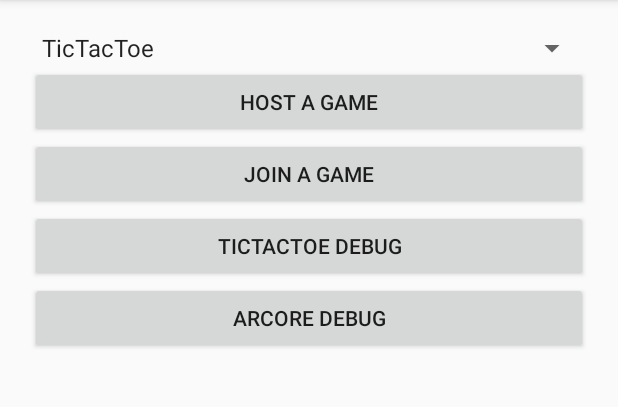
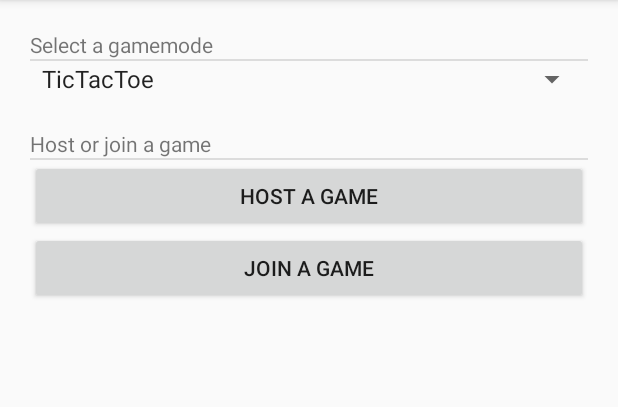
Before and after one commit to DavidEilers/Mobile-Mixed-Reality, an Android app: the screen it shows after launch (MenueActivity), on a phone screen of 412 x 824 dp, the part 84-491 px from its top. Run offline under Robolectric (Android 15) with nearby library versions, the phone set to English and light mode, and no system bars.

Commit message:
Made menu a little clearer and removed unnecessary buttons

```diff
--- a/app/src/main/res/layout/activity_menue.xml
+++ b/app/src/main/res/layout/activity_menue.xml
@@ -3,7 +3,7 @@
     xmlns:app="http://schemas.android.com/apk/res-auto"
     xmlns:tools="http://schemas.android.com/tools"
     android:layout_width="match_parent"
-    android:layout_height="match_parent"
+    android:layout_height="wrap_content"
     tools:context=".MenueActivity">
 
     <LinearLayout
@@ -12,15 +12,45 @@
         android:layout_marginStart="20dp"
         android:layout_marginTop="20dp"
         android:layout_marginEnd="20dp"
+        android:layout_marginBottom="20dp"
         android:orientation="vertical"
+        app:layout_constraintBottom_toBottomOf="parent"
         app:layout_constraintEnd_toEndOf="parent"
         app:layout_constraintStart_toStartOf="parent"
         app:layout_constraintTop_toTopOf="parent">
+
+        <TextView
+            android:id="@+id/textView3"
+            android:layout_width="match_parent"
+            android:layout_height="wrap_content"
+            android:text="Select a gamemode" />
+
+        <View
+            android:id="@+id/divider"
+            android:layout_width="match_parent"
+            android:layout_height="1dp"
+            android:background="?android:attr/listDivider" />
 
         <Spinner
             android:id="@+id/spinner_selectGame"
             android:layout_width="match_parent"
             android:layout_height="wrap_content" />
+
+        <Space
+            android:layout_width="match_parent"
+            android:layout_height="21dp" />
+
+        <TextView
+            android:id="@+id/textView5"
+            android:layout_width="match_parent"
+            android:layout_height="wrap_content"
+            android:text="Host or join a game" />
+
+        <View
+            android:id="@+id/divider2"
+            android:layout_width="match_parent"
+            android:layout_height="1dp"
+            android:background="?android:attr/listDivider" />
 
         <Button
             android:id="@+id/button_hostGame"
@@ -38,13 +68,17 @@
             android:id="@+id/button_TicTacToe"
             android:layout_width="match_parent"
             android:layout_height="wrap_content"
-            android:text="TicTacToe Debug" />
+            android:text="TicTacToe Debug"
+            android:visibility="gone"
+            tools:visibility="invisible" />
 
         <Button
             android:id="@+id/button_arCore"
             android:layout_width="match_parent"
             android:layout_height="wrap_content"
-            android:text="ArCore Debug" />
+            android:text="ArCore Debug"
+            android:visibility="gone"
+            tools:visibility="invisible" />
     </LinearLayout>
 
 </androidx.constraintlayout.widget.ConstraintLayout>
```
